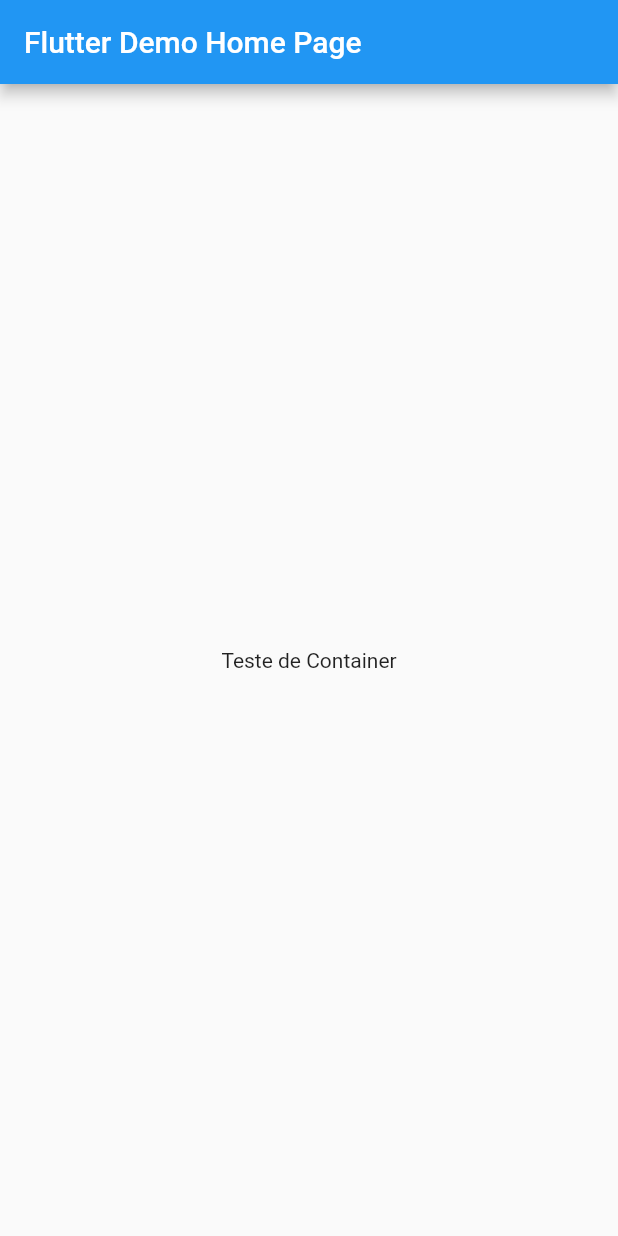
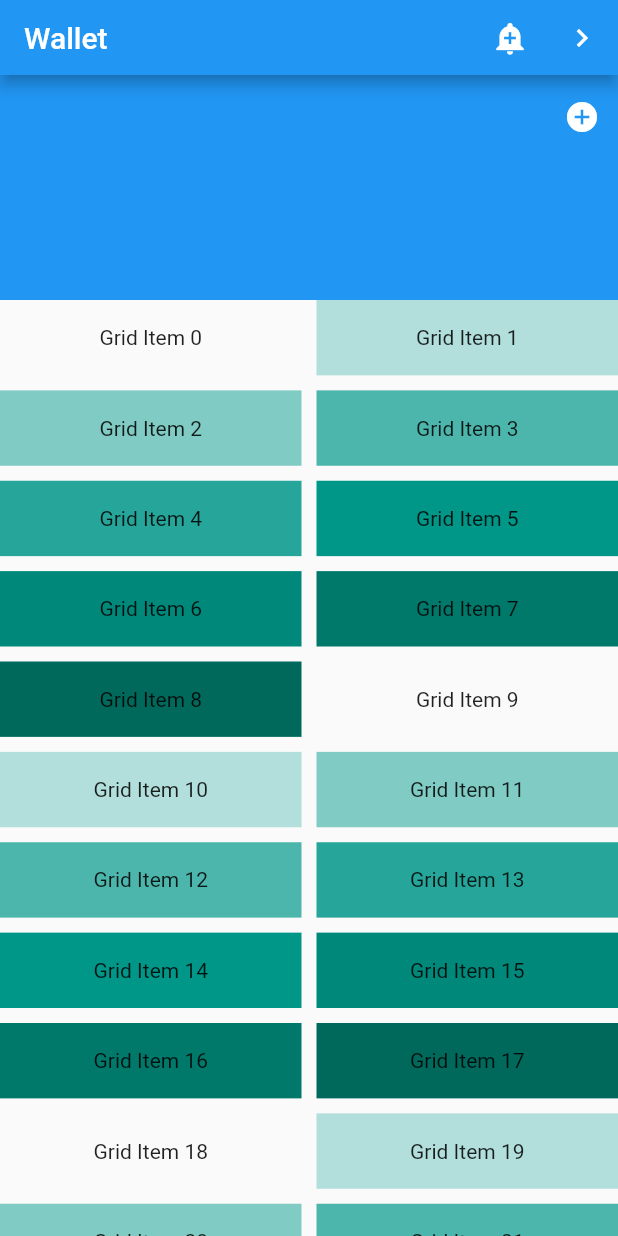
Before and after one commit to GuilhermeLis/finances-app, a Flutter app: the screen it shows after launch, on a phone screen of 412 x 824 dp. Run offline on Flutter 3.47's test engine with Material 2 defaults, Android fonts, the phone set to English and light mode, and no system bars.

Commit message:
new itens

```diff
--- a/lib/main.dart
+++ b/lib/main.dart
@@ -1,5 +1,5 @@
 import 'package:flutter/material.dart';
-import './widgets/card.dart';
+import './screens/Home/main.dart';
 
 void main() {
   runApp(MyApp());
@@ -14,28 +14,7 @@ class MyApp extends StatelessWidget {
         primarySwatch: Colors.blue,
         visualDensity: VisualDensity.adaptivePlatformDensity,
       ),
-      home: MyHomePage(title: 'Flutter Demo Home Page'),
+      home: MyHomePage(title: 'Wallet'),
     );
   }
 }
-
-class MyHomePage extends StatefulWidget {
-  MyHomePage({Key key, this.title}) : super(key: key);
-
-  final String title;
-
-  @override
-  _MyHomePageState createState() => _MyHomePageState();
-}
-
-class _MyHomePageState extends State<MyHomePage> {
-  @override
-  Widget build(BuildContext context) {
-    return Scaffold(
-      appBar: AppBar(
-        title: Text(widget.title),
-      ),
-      body: MainDrawer(),
-    );
-  }
-}
--- /dev/null
+++ b/lib/screens/Home/main.dart
@@ -0,0 +1,23 @@
+import 'package:flutter/material.dart';
+
+import './widgets/Scroll/main.dart';
+import './widgets/AppBarCustormized/main.dart';
+
+class MyHomePage extends StatefulWidget {
+  MyHomePage({Key key, this.title}) : super(key: key);
+
+  final String title;
+
+  @override
+  _MyHomePageState createState() => _MyHomePageState();
+}
+
+class _MyHomePageState extends State<MyHomePage> {
+  @override
+  Widget build(BuildContext context) {
+    return Scaffold(
+      appBar: AppBarCustormized(),
+      body: Scroll(),
+    );
+  }
+}
--- /dev/null
+++ b/lib/screens/Home/widgets/AppBarCustormized/main.dart
@@ -0,0 +1,32 @@
+import 'package:flutter/material.dart';
+
+class AppBarCustormized extends StatefulWidget implements PreferredSizeWidget {
+  AppBarCustormized({Key key}) : super(key: key);
+
+  @override
+  Size get preferredSize => const Size.fromHeight(50);
+
+  @override
+  _AppBarCustormized createState() => _AppBarCustormized();
+}
+
+class _AppBarCustormized extends State<AppBarCustormized> {
+  @override
+  Widget build(BuildContext context) {
+    return AppBar(
+      title: const Text('Wallet'),
+      actions: <Widget>[
+        IconButton(
+          icon: const Icon(Icons.add_alert),
+          tooltip: 'Show Snackbar',
+          onPressed: () => {},
+        ),
+        IconButton(
+          icon: const Icon(Icons.navigate_next),
+          tooltip: 'Go to the next page',
+          onPressed: () => {},
+        ),
+      ],
+    );
+  }
+}
--- /dev/null
+++ b/lib/screens/Home/widgets/Scroll/main.dart
@@ -0,0 +1,49 @@
+import 'package:flutter/material.dart';
+
+class Scroll extends StatefulWidget {
+  Scroll({Key key}) : super(key: key);
+  @override
+  _Scroll createState() => _Scroll();
+}
+
+class _Scroll extends State<Scroll> {
+  List<int> top = [];
+  List<int> bottom = [0];
+
+  @override
+  Widget build(BuildContext context) {
+    const Key centerKey = ValueKey('bottom-sliver-list');
+    return CustomScrollView(
+      slivers: <Widget>[
+        SliverAppBar(
+            expandedHeight: 150.0,
+            flexibleSpace: const FlexibleSpaceBar(),
+            actions: <Widget>[
+              IconButton(
+                icon: const Icon(Icons.add_circle),
+                tooltip: 'Add new entry',
+                onPressed: () => {},
+              ),
+            ]),
+        SliverGrid(
+          gridDelegate: SliverGridDelegateWithMaxCrossAxisExtent(
+            maxCrossAxisExtent: 200.0,
+            mainAxisSpacing: 10.0,
+            crossAxisSpacing: 10.0,
+            childAspectRatio: 4.0,
+          ),
+          delegate: SliverChildBuilderDelegate(
+            (BuildContext context, int index) {
+              return Container(
+                alignment: Alignment.center,
+                color: Colors.teal[100 * (index % 9)],
+                child: Text('Grid Item $index'),
+              );
+            },
+            childCount: 40,
+          ),
+        ),
+      ],
+    );
+  }
+}
--- a/lib/widgets/card.dart
+++ b/lib/widgets/card.dart
@@ -1,10 +1,14 @@
 import 'package:flutter/material.dart';
 
-class MainDrawer extends StatelessWidget {
+class CardWidgets extends StatelessWidget {
   @override
   Widget build(BuildContext context) {
-    return Center(
-      child: Container(child: Text('Teste de Container')),
-    );
+    return Container(
+        alignment: Alignment.center,
+        decoration: BoxDecoration(
+          borderRadius: BorderRadius.all(Radius.circular(4)),
+          color: Color(0xFF42A5F5),
+        ),
+        child: Text('Teste de Container com cor'));
   }
 }
```
